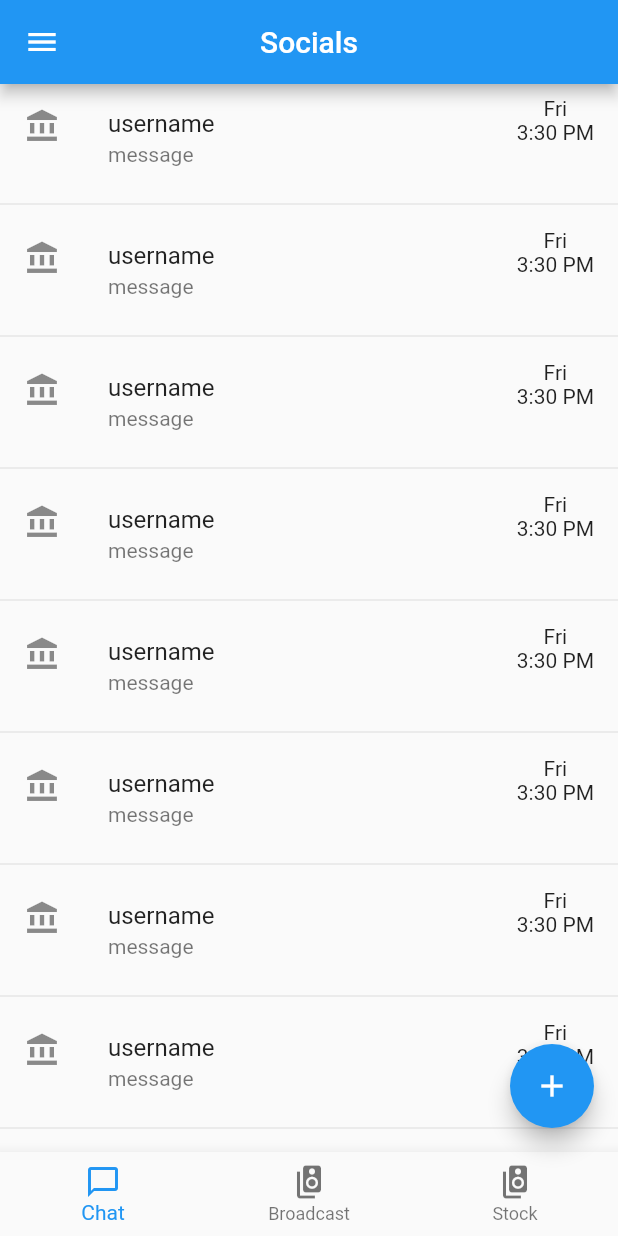
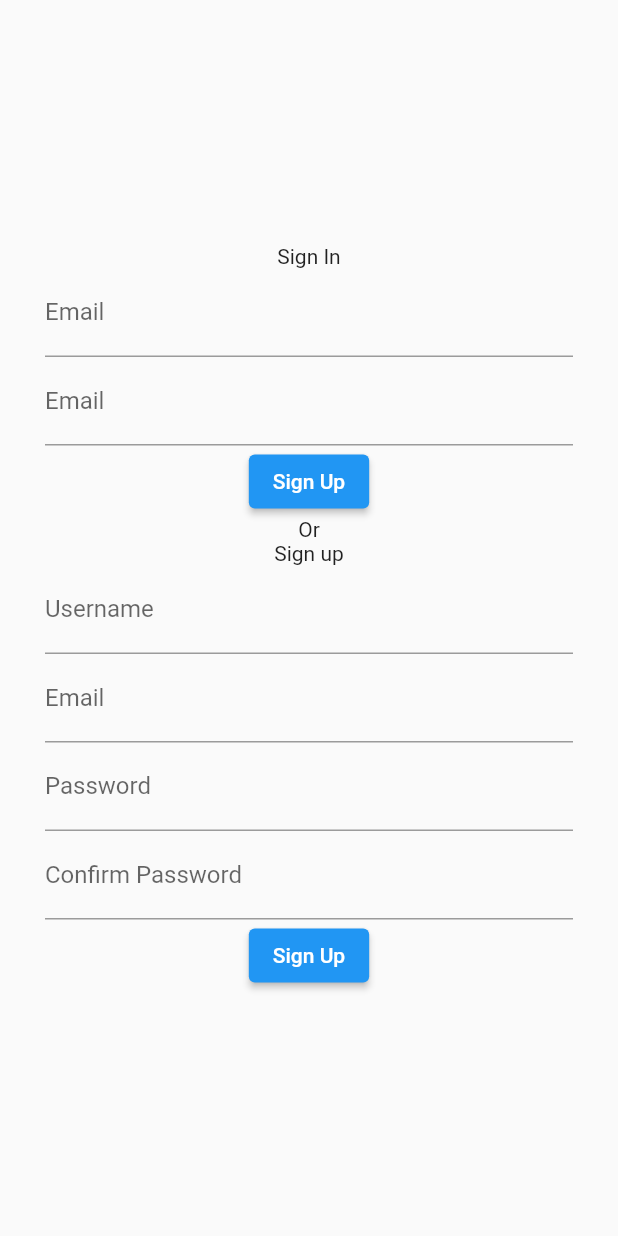
Before and after one commit to kwe-k-u/socials, a Flutter app: the screen it shows after launch, on a phone screen of 412 x 824 dp. Run offline on Flutter 3.47's test engine with Material 2 defaults, Android fonts, the phone set to English and light mode, and no system bars.

Commit message:
Added authentication page wireframe

```diff
--- a/lib/main.dart
+++ b/lib/main.dart
@@ -1,4 +1,5 @@
 import 'package:flutter/material.dart';
+import 'package:socials/ui/authentication_page/authentication_page.dart';
 import 'package:socials/ui/homescreen/homescreen.dart';
 
 void main() {
@@ -6,11 +7,10 @@ void main() {
 }
 
 class MyApp extends StatelessWidget {
-  // This widget is the root of your application.
   @override
   Widget build(BuildContext context) {
     return MaterialApp(
-      home: HomeScreen(),
+      home: AuthenticationScreen(),
     );
   }
 }
--- /dev/null
+++ b/lib/ui/authentication_page/authentication_page.dart
@@ -0,0 +1,83 @@
+import 'package:flutter/material.dart';
+import 'package:socials/ui/authentication_page/widgets/custom_rounded_button.dart';
+import 'package:socials/ui/homescreen/homescreen.dart';
+
+class AuthenticationScreen extends StatefulWidget {
+  const AuthenticationScreen({Key? key}) : super(key: key);
+
+  @override
+  _AuthenticationScreenState createState() => _AuthenticationScreenState();
+}
+
+class _AuthenticationScreenState extends State<AuthenticationScreen> {
+  @override
+  Widget build(BuildContext context) {
+    return Scaffold(
+        body: Container(
+          padding: EdgeInsets.symmetric(horizontal: 30),
+            child: Column(
+              mainAxisAlignment: MainAxisAlignment.center,
+              children: [
+
+                Text("Sign In"),
+                TextFormField(
+                  decoration: InputDecoration(
+                    labelText: "Email"
+                  ),
+                ),
+                TextFormField(
+                  decoration: InputDecoration(
+                      labelText: "Email"
+                  ),
+                ),
+
+                CustomRoundedButton(
+                    text: "Sign Up",
+                    onPressed: (){
+                      Navigator.pushReplacement(context,
+                          MaterialPageRoute(
+                              builder: (context)=> HomeScreen()
+                          )
+                      );
+                    }
+                ),
+
+                Text("Or"),
+                Text("Sign up"),
+                TextFormField(
+                  decoration: InputDecoration(
+                      labelText: "Username"
+                  ),
+                ),
+                TextFormField(
+                  decoration: InputDecoration(
+                      labelText: "Email"
+                  ),
+                ),
+                TextFormField(
+                  decoration: InputDecoration(
+                      labelText: "Password"
+                  ),
+                ),
+                TextFormField(
+                  decoration: InputDecoration(
+                      labelText: "Confirm Password"
+                  ),
+                ),
+
+                CustomRoundedButton(
+                  text: "Sign Up",
+                  onPressed: (){
+                    Navigator.pushReplacement(context,
+                        MaterialPageRoute(
+                            builder: (context)=> HomeScreen()
+                        )
+                    );
+                  }
+                )
+              ],
+            )
+        )
+    );
+  }
+}
--- /dev/null
+++ b/lib/ui/authentication_page/widgets/custom_rounded_button.dart
@@ -0,0 +1,20 @@
+import 'package:flutter/material.dart';
+
+
+class CustomRoundedButton extends StatelessWidget {
+  final void Function() onPressed;
+  final String text;
+  const CustomRoundedButton({
+    Key? key,
+    required this.text,
+    required this.onPressed,
+  }) : super(key: key);
+
+  @override
+  Widget build(BuildContext context) {
+    return ElevatedButton(
+        onPressed: onPressed,
+        child: Text(text)
+    );
+  }
+}
```
